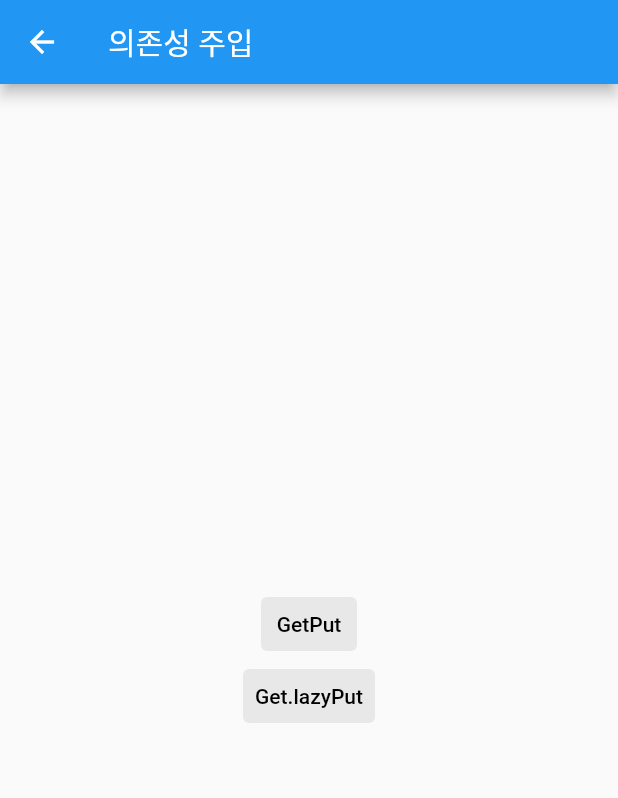
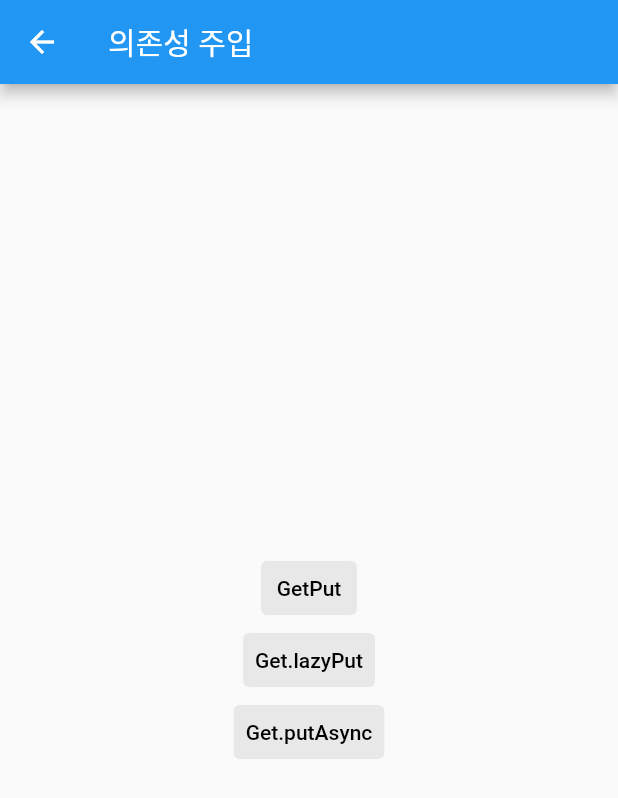
Before and after one commit to kicok/flutter_sample_getx, a Flutter app: the DependencyManagePage screen opened directly, on a phone screen of 412 x 824 dp. Shown: the top 798 px of the screen. Run offline on Flutter 3.47's test engine with Material 2 defaults, Android fonts, the phone set to English and light mode, and no system bars; our stand-ins replace get.

Commit message:
Get.to binding 의존성주입Get.putAsync

```diff
--- a/lib/src/pages/dependencies/dependency_manage_page.dart
+++ b/lib/src/pages/dependencies/dependency_manage_page.dart
@@ -37,6 +37,20 @@ class DependencyManagePage extends StatelessWidget {
                 }));
               },
             ),
+            TextButton(
+              style: Utils.textButtonStryle,
+              child: const Text("Get.putAsync"), // 비동기 처리
+              onPressed: () {
+                Get.to(() => const GetPut(), binding: BindingsBuilder(() {
+                  // Get.put방식과 거의 비슷하나 인스턴스만들기전 비동기 작업을 먼저하는데 차이가 있음
+                  // 그러나 굳이 이렇게 하지 않고 Get.put으로 먼저 인스턴스를 만들고 이후에 비동기 작업을 하는 방식을 더 많이 사용함.
+                  Get.putAsync<DependencyController>(() async {
+                    await Future.delayed(const Duration(seconds: 5));
+                    return DependencyController();
+                  });
+                }));
+              },
+            ),
           ],
         ),
       ),
```
